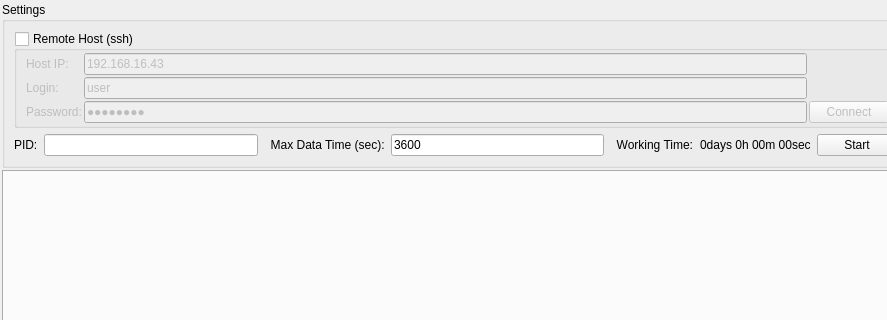
The window that MainWindow.ui (AnthonySnow887/application-status-monitor) describes before a commit, drawn with Qt 5; both pictures show x 0 to 887 and y 0 to 320 of the 997 by 708 pixel window.
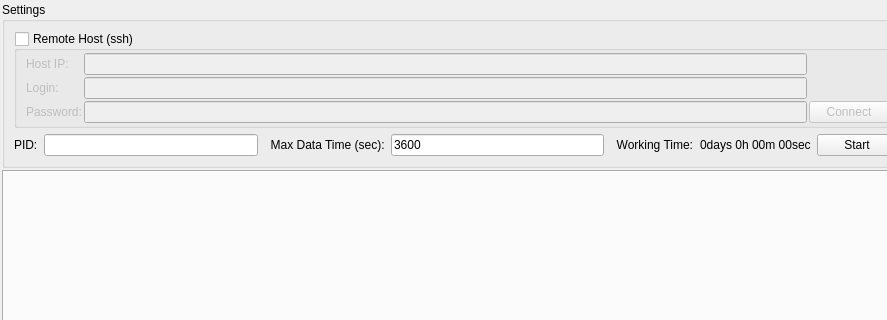
The same window after the commit.

What changed in the file:
```diff
--- a/MainWindow.ui
+++ b/MainWindow.ui
@@ -91,7 +91,7 @@
              </size>
             </property>
             <property name="text">
-             <string>192.168.16.43</string>
+             <string/>
             </property>
            </widget>
           </item>
@@ -117,7 +117,7 @@
              </size>
             </property>
             <property name="text">
-             <string>user</string>
+             <string/>
             </property>
            </widget>
           </item>
@@ -143,7 +143,7 @@
              </size>
             </property>
             <property name="text">
-             <string>12345678</string>
+             <string/>
             </property>
             <property name="echoMode">
              <enum>QLineEdit::Password</enum>
```
